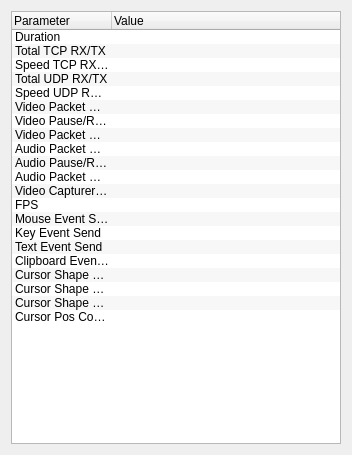
This is source/client/ui/desktop/statistics_dialog.ui in dchapyshev/aspia as Qt 5 draws it before an edit. The edited form follows.
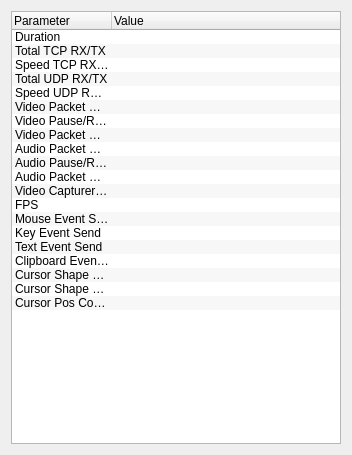
This is the edited form.

Commit message: Use one field for count/cache.

Patch:
```diff
--- a/source/client/ui/desktop/statistics_dialog.ui
+++ b/source/client/ui/desktop/statistics_dialog.ui
@@ -131,12 +131,7 @@
      </item>
      <item>
       <property name="text">
-       <string notr="true">Cursor Shape Count</string>
-      </property>
-     </item>
-     <item>
-      <property name="text">
-       <string notr="true">Cursor Shape From Cache</string>
+       <string notr="true">Cursor Shape Count/Cache</string>
       </property>
      </item>
      <item>
```
The commit also changes 1 other file.
